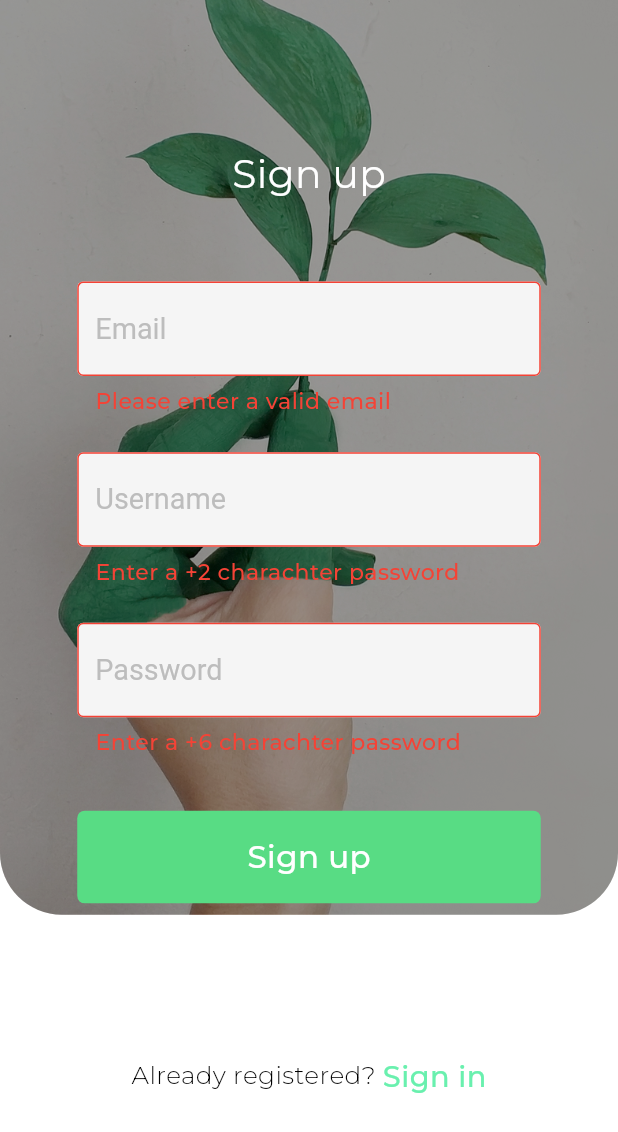
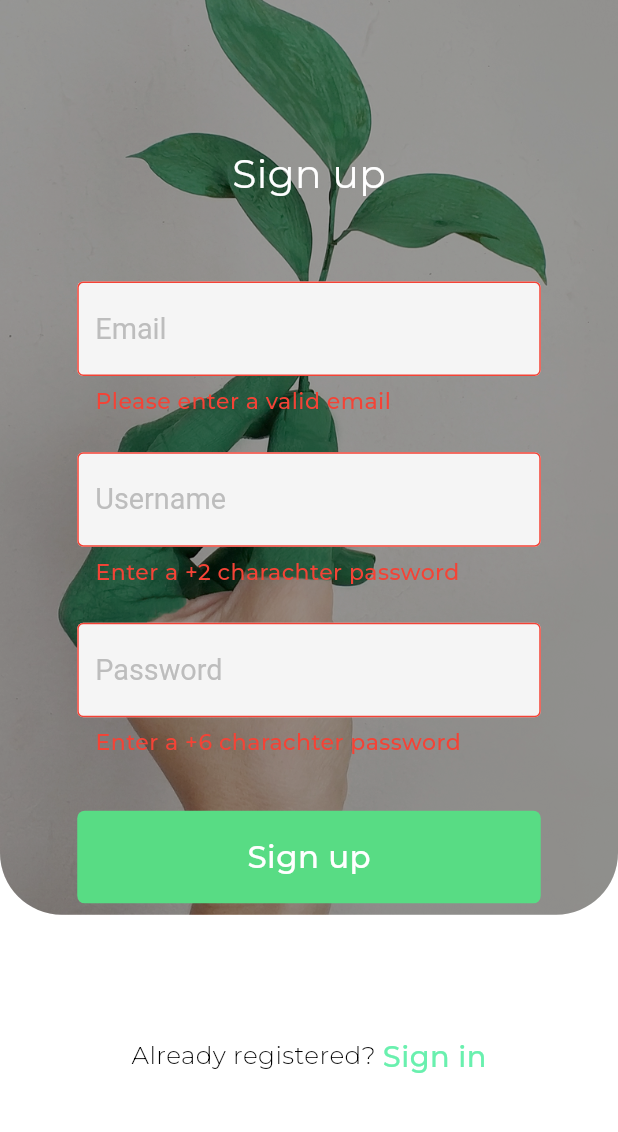
Before and after one commit to ahmed-tarek-salem/ChatApp, a Flutter app: the SignUpScreen screen opened directly, after a tap on "Sign up", on a phone screen of 412 x 824 dp. Shown: the top 1132 px of the screen. Run offline on Flutter 3.47's test engine with Material 2 defaults, Android fonts, the phone set to English and light mode, and no system bars; our stand-ins replace cached_network_image, cloud_firestore, device_preview, firebase_auth, firebase_core, firebase_storage and 8 more; accounts and stored records are empty.

```diff
--- a/lib/main.dart
+++ b/lib/main.dart
@@ -14,7 +14,7 @@ void main() async {
   await Firebase.initializeApp();
   runApp(
     DevicePreview(
-      enabled: true,
+      enabled: false,
       builder: (context) => MyApp(), // Wrap your app
     ),
   );
--- a/lib/screens/sign_up_screen.dart
+++ b/lib/screens/sign_up_screen.dart
@@ -36,14 +36,13 @@ class _SignUpScreenState extends State<SignUpScreen> {
       setState(() {
         isLoading = true;
       });
-      String? uid = await (authMethods.signUp(email.text, password.text)
-          as Future<String?>);
+      String? uid = await authMethods.signUp(email.text, password.text);
       if (uid != null) {
         Map<String, dynamic> myMap = {
           'email': email.text,
           'username': userName.text,
           'photo':
-              'https://www.xovi.com/wp-content/plugins/all-in-one-seo-pack/images/default-user-image.png',
+              'https://firebasestorage.googleapis.com/v0/b/chatappfromscratch.appspot.com/o/user.png?alt=media&token=40743cd8-786f-48cf-bf15-193707d4b1f8',
           'bio': 'Available',
           'uid': uid,
           'state': true
@@ -97,7 +96,8 @@ class _SignUpScreenState extends State<SignUpScreen> {
                   child: CircularProgressIndicator(),
                 ),
               )
-            : Column(
+            : SingleChildScrollView(
+                child: Column(
                   children: [
                     Stack(
                       children: [
@@ -196,8 +196,8 @@ class _SignUpScreenState extends State<SignUpScreen> {
                     // SizedBox(
                     //   height: 75,
                     // ),
-                  Expanded(
-                    child: Container(
+                    Container(
+                      padding: EdgeInsets.only(top: 10.0.h),
                       child: Row(
                         mainAxisAlignment: MainAxisAlignment.center,
                         crossAxisAlignment: CrossAxisAlignment.center,
@@ -222,9 +222,9 @@ class _SignUpScreenState extends State<SignUpScreen> {
                           )
                         ],
                       ),
-                    ),
                     )
                   ],
+                ),
               ),
       ),
     );
```
Also changed, not shown: lib/screens/single_chat_room.dart (+10 -2 lines), lib/screens/user_profile.dart (+14 -12 lines), lib/widgets/post_tile.dart (+33 -8 lines), 2 other files. Lines whose indentation alone changed are shown as unchanged.
